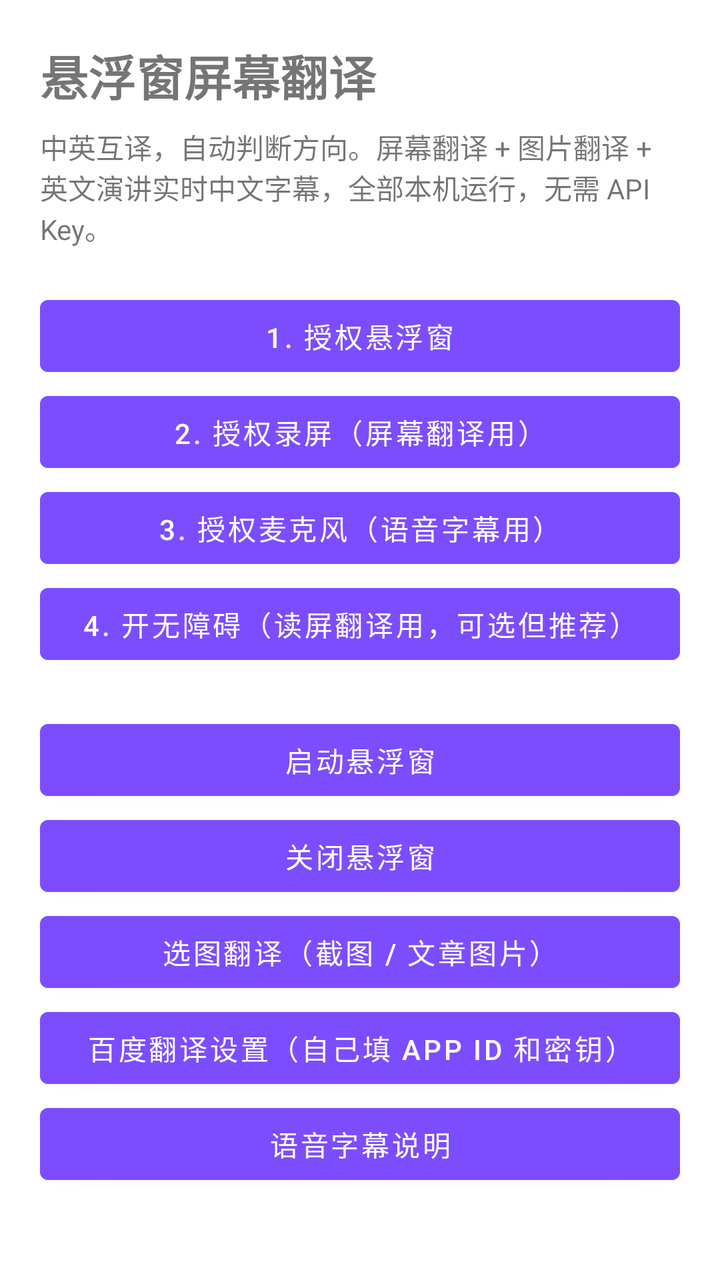
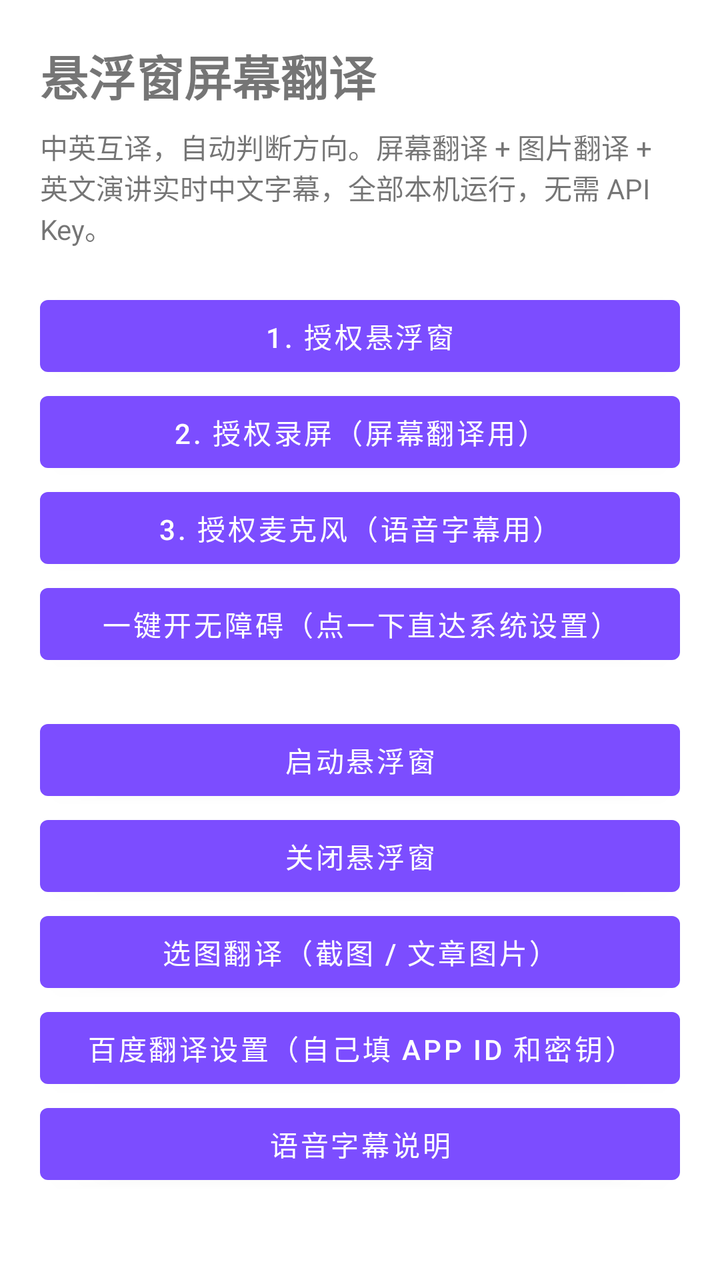

Screens rendered from an Android XML layout before and after an edit, with the pre-edit source and the edit as a unified diff.
<!-- AndroidManifest.xml: application theme Theme.FloatTranslator -->
<!-- res/layout/activity_main.xml -->
<?xml version="1.0" encoding="utf-8"?>
<LinearLayout xmlns:android="http://schemas.android.com/apk/res/android"
    android:layout_width="match_parent"
    android:layout_height="match_parent"
    android:orientation="vertical"
    android:padding="20dp">

    <TextView
        android:layout_width="match_parent"
        android:layout_height="wrap_content"
        android:text="悬浮窗屏幕翻译"
        android:textSize="24sp"
        android:textStyle="bold" />

    <TextView
        android:layout_width="match_parent"
        android:layout_height="wrap_content"
        android:layout_marginTop="8dp"
        android:text="中英互译，自动判断方向。屏幕翻译 + 图片翻译 + 英文演讲实时中文字幕，全部本机运行，无需 API Key。" />

    <Button
        android:id="@+id/btnOverlayPermission"
        android:layout_width="match_parent"
        android:layout_height="wrap_content"
        android:layout_marginTop="20dp"
        android:text="1. 授权悬浮窗" />

    <Button
        android:id="@+id/btnProjectionPermission"
        android:layout_width="match_parent"
        android:layout_height="wrap_content"
        android:text="2. 授权录屏（屏幕翻译用）" />

    <Button
        android:id="@+id/btnAudioPermission"
        android:layout_width="match_parent"
        android:layout_height="wrap_content"
        android:text="3. 授权麦克风（语音字幕用）" />
    <Button
        android:id="@+id/btnAccessibilityPermission"
        android:layout_width="match_parent"
        android:layout_height="wrap_content"
        android:text="4. 开无障碍（读屏翻译用，可选但推荐）" />

    <Button
        android:id="@+id/btnStartFloat"
        android:layout_width="match_parent"
        android:layout_height="wrap_content"
        android:layout_marginTop="20dp"
        android:text="启动悬浮窗" />

    <Button
        android:id="@+id/btnStopFloat"
        android:layout_width="match_parent"
        android:layout_height="wrap_content"
        android:text="关闭悬浮窗" />

    <Button
        android:id="@+id/btnPickImage"
        android:layout_width="match_parent"
        android:layout_height="wrap_content"
        android:text="选图翻译（截图 / 文章图片）" />

    <Button
        android:id="@+id/btnSettings"
        android:layout_width="match_parent"
        android:layout_height="wrap_content"
        android:text="百度翻译设置（自己填 APP ID 和密钥）" />

    <Button
        android:id="@+id/btnSubtitleMode"
        android:layout_width="match_parent"
        android:layout_height="wrap_content"
        android:text="语音字幕说明" />

    <TextView
        android:id="@+id/tvStatus"
        android:layout_width="match_parent"
        android:layout_height="wrap_content"
        android:layout_marginTop="20dp"
        android:text="请按 1、2、3 顺序授权，再点启动悬浮窗。" />
</LinearLayout>
<!-- resources referenced by this layout -->
<resources>
  <style name="Theme.FloatTranslator" parent="Theme.MaterialComponents.DayNight.DarkActionBar">
          <item name="colorPrimary">#7C4DFF</item>
          <item name="colorPrimaryVariant">#5E35B1</item>
          <item name="colorAccent">#FFEB3B</item>
      </style>
</resources>

<!-- the commit's change to res/layout/activity_main.xml (unified diff, before → after) -->
@@ -40,7 +40,7 @@
         android:id="@+id/btnAccessibilityPermission"
         android:layout_width="match_parent"
         android:layout_height="wrap_content"
-        android:text="4. 开无障碍（读屏翻译用，可选但推荐）" />
+        android:text="一键开无障碍（点一下直达系统设置）" />
 
     <Button
         android:id="@+id/btnStartFloat"
